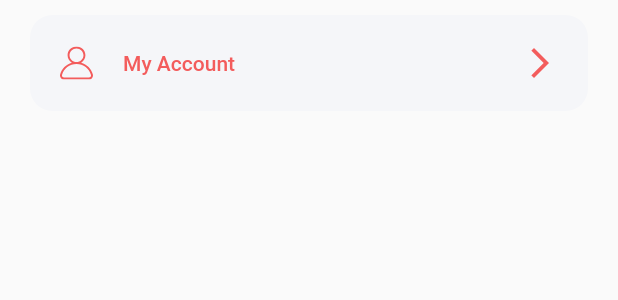
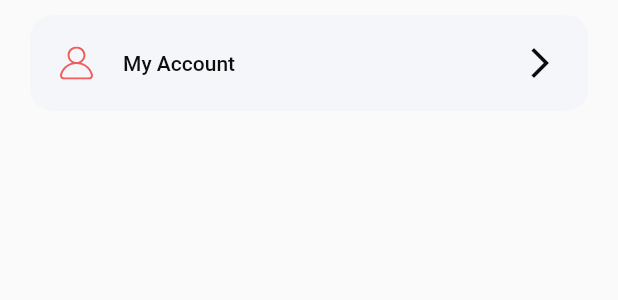
Before and after one commit to LeNguyenGiaBao/strarry_flutter, a Flutter app: the ProfileMenu widget shown alone on an empty page, opened directly, on a phone screen of 412 x 824 dp. Shown: the top 300 px of the screen. Run offline on Flutter 3.47's test engine with Material 2 defaults, Android fonts, the phone set to English and light mode, and no system bars; our stand-ins replace flutter_svg, get, webview_flutter; missing offline and left inert: dart:ffi; network calls fail; project files that could hold a hidden picture were left out.

Commit message:
fix update color

```diff
--- a/lib/constants.dart
+++ b/lib/constants.dart
@@ -4,6 +4,7 @@
 // const backend = 'http://192.168.1.10:8000/';
 const backend = 'http://10.0.2.2:8000/';
 const kTextColor = Color.fromARGB(255, 243, 92, 92);
+const kkTextColor = Color.fromARGB(255, 14, 13, 13);
 const kTextLightColor = Color.fromARGB(255, 82, 80, 80);
 
 const kDefaultPaddin = 20.0;
--- a/lib/screens/profile/components/profile_menu.dart
+++ b/lib/screens/profile/components/profile_menu.dart
@@ -20,7 +20,7 @@
       padding: const EdgeInsets.symmetric(horizontal: 20, vertical: 10),
       child: TextButton(
         style: TextButton.styleFrom(
-          primary: kTextColor,
+          primary: kkTextColor,
           padding: const EdgeInsets.all(20),
           shape:
               RoundedRectangleBorder(borderRadius: BorderRadius.circular(15)),
```
